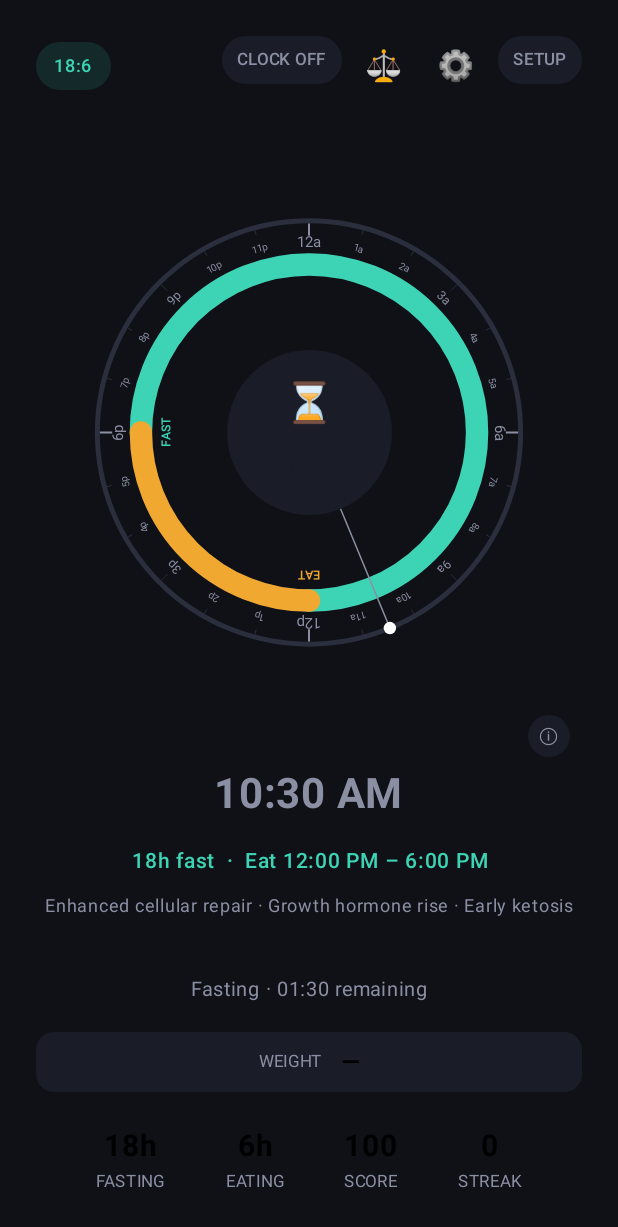
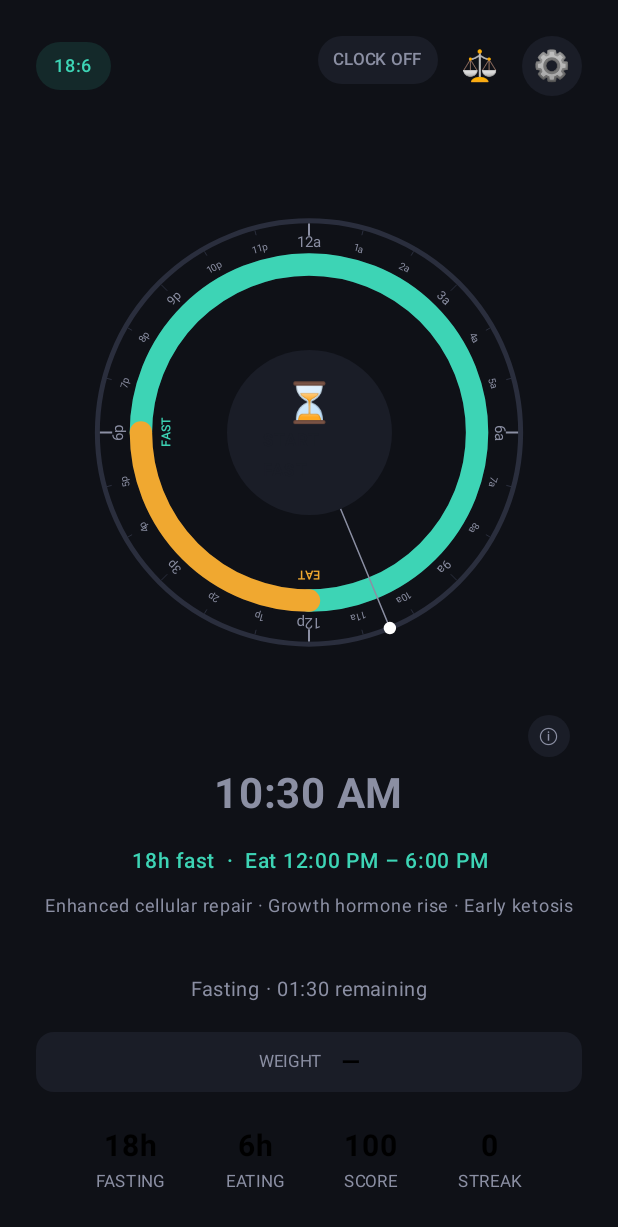
Before and after one commit to chrisws/fast-clock, an Android app built with Jetpack Compose: the screen it shows after launch (MainActivity), on a phone screen of 412 x 824 dp. Shown: the top 1227 px of the screen. Run offline under Robolectric (Android 15) with nearby library versions, the phone set to English and light mode, and no system bars.

Commit message:
Update setup display

```diff
--- a/android/app/src/main/java/com/fastclock/ui/FastClockScreen.kt
+++ b/android/app/src/main/java/com/fastclock/ui/FastClockScreen.kt
@@ -51,7 +51,6 @@ import kotlin.time.Duration.Companion.milliseconds
 @Composable
 fun FastClockScreen(state: FastState, onStateChange: (FastState) -> Unit) {
     var currentHour by remember { mutableFloatStateOf(0f) }
-    var showProtocolPanel by remember { mutableStateOf(false) }
     var showWeighIn by remember { mutableStateOf(false) }
     var showEatCard by remember { mutableStateOf(false) }
     var setupMode by remember { mutableStateOf(false) }
@@ -96,7 +95,6 @@ fun FastClockScreen(state: FastState, onStateChange: (FastState) -> Unit) {
             TopBar(
                 state = state,
                 onStateChange = onStateChange,
-                onToggleProtocol = { showProtocolPanel = !showProtocolPanel },
                 onWeighIn = { showWeighIn = true },
                 setupMode = setupMode,
                 onToggleSetup = { setupMode = !setupMode }
@@ -152,25 +150,6 @@ fun FastClockScreen(state: FastState, onStateChange: (FastState) -> Unit) {
             )
         }
 
-        // ── Protocol panel overlay ──
-        if (showProtocolPanel) {
-            Box(
-                modifier = Modifier
-                    .fillMaxSize()
-                    .background(Bg.copy(alpha = 0.6f))
-                    .clickable { showProtocolPanel = false },
-                contentAlignment = Alignment.BottomCenter
-            ) {
-                ProtocolPanel(
-                    state = state,
-                    onStateChange = onStateChange,
-                    modifier = Modifier
-                        .fillMaxWidth()
-                        .padding(horizontal = 16.dp, vertical = 24.dp)
-                )
-            }
-        }
-
         // ── Weigh-in dialog ──
         if (showWeighIn) {
             WeighInDialog(
@@ -198,7 +177,6 @@ fun FastClockScreen(state: FastState, onStateChange: (FastState) -> Unit) {
 private fun TopBar(
     state: FastState,
     onStateChange: (FastState) -> Unit,
-    onToggleProtocol: () -> Unit,
     onWeighIn: () -> Unit,
     setupMode: Boolean,
     onToggleSetup: () -> Unit
@@ -208,11 +186,10 @@ private fun TopBar(
         horizontalArrangement = Arrangement.SpaceBetween,
         verticalAlignment = Alignment.CenterVertically
     ) {
-        // Protocol badge
+        // Protocol badge (display only)
         Box(
             modifier = Modifier
                 .background(Accent2Dim, RoundedCornerShape(20.dp))
-                .clickable { onToggleProtocol() }
                 .padding(horizontal = 12.dp, vertical = 4.dp)
         ) {
             Text(
@@ -249,28 +226,15 @@ private fun TopBar(
             ) {
                 Text(text = "\u2696\uFE0F", fontSize = 20.sp)
             }
-            // Settings button
+            // Setup mode toggle (gear icon)
             Box(
                 modifier = Modifier
                     .size(40.dp)
-                    .clickable { onToggleProtocol() },
+                    .background(if (setupMode) Accent2Dim else Surface, CircleShape)
+                    .clickable { onToggleSetup() },
                 contentAlignment = Alignment.Center
             ) {
                 Text(text = "\u2699\uFE0F", fontSize = 20.sp)
-            }
-            // Setup mode toggle
-            Box(
-                modifier = Modifier
-                    .background(if (setupMode) Accent2Dim else Surface, RoundedCornerShape(20.dp))
-                    .clickable { onToggleSetup() }
-                    .padding(horizontal = 10.dp, vertical = 4.dp)
-            ) {
-                Text(
-                    text = "SETUP",
-                    fontSize = 11.sp,
-                    fontWeight = FontWeight.Medium,
-                    color = if (setupMode) Accent2 else TextMuted
-                )
             }
         }
     }
@@ -521,15 +485,28 @@ private fun EatWindowCard(
             Text(
                 text = "${fmtHour(protocol.eatStart)} \u2013 ${fmtHour(protocol.eatEnd)}",
                 fontSize = 28.sp,
-                fontWeight = FontWeight.Bold
+                fontWeight = FontWeight.Bold,
+                color = Bg
             )
             Spacer(modifier = Modifier.height(8.dp))
             Text(
-                text = "${protocol.eatHours} hours",
+                text = "${protocol.eatHours}h eating \u00B7 ${protocol.fastHours}h fasting",
                 fontSize = 13.sp,
                 color = TextMuted
             )
             Spacer(modifier = Modifier.height(16.dp))
+
+            // Benefit guidance
+            Text(
+                text = fastingBenefit(protocol.fastHours),
+                fontSize = 13.sp,
+                color = Accent2,
+                textAlign = TextAlign.Center,
+                lineHeight = 18.sp
+            )
+
+            Spacer(modifier = Modifier.height(16.dp))
+
             Box(
                 modifier = Modifier
                     .background(Accent2Dim, RoundedCornerShape(20.dp))
```
